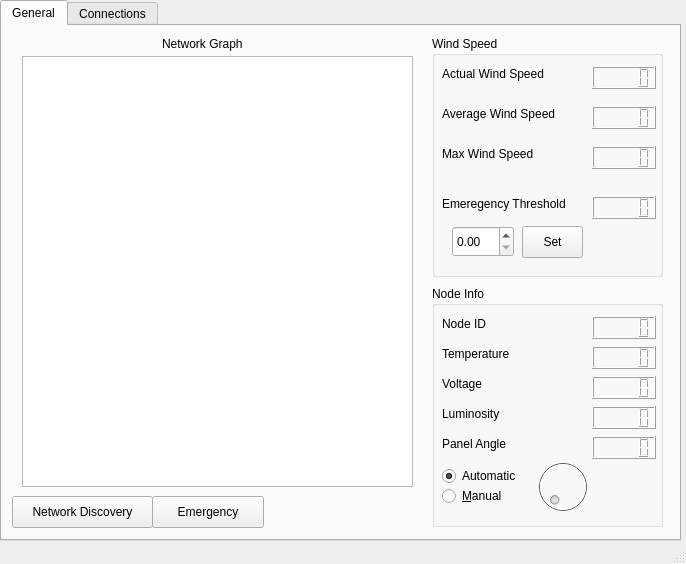
karthick1987/SolarPro, file solar_Pro/GUI/Solar__Pro_GUI/mainwindow.ui: the form before one commit.
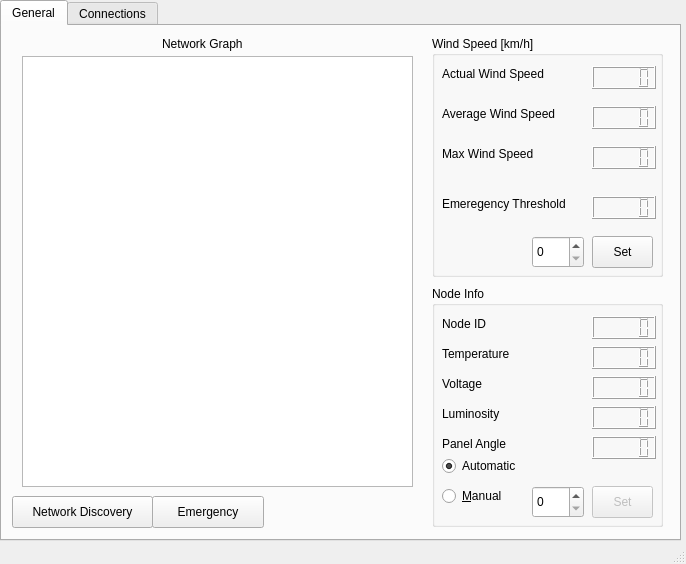
The form after the commit. The open tabs and pages were chosen to show the change.

The edit to the form file:
```diff
--- a/solar_Pro/GUI/Solar__Pro_GUI/mainwindow.ui
+++ b/solar_Pro/GUI/Solar__Pro_GUI/mainwindow.ui
@@ -79,7 +79,7 @@
        </rect>
       </property>
       <property name="title">
-       <string>Wind Speed</string>
+       <string>Wind Speed [km/h]</string>
       </property>
       <widget class="QLCDNumber" name="lcdWindSpeed">
        <property name="geometry">
@@ -166,8 +166,8 @@
       <widget class="QPushButton" name="pushButton_SetWindSpeedThreshold">
        <property name="geometry">
         <rect>
-         <x>90</x>
-         <y>190</y>
+         <x>160</x>
+         <y>200</y>
          <width>61</width>
          <height>32</height>
         </rect>
@@ -186,13 +186,13 @@
         </rect>
        </property>
       </widget>
-      <widget class="QDoubleSpinBox" name="doubleSpinBox_WindSpeedThreshold">
+      <widget class="QSpinBox" name="spinBox_WindSpeedThreshold">
        <property name="geometry">
         <rect>
-         <x>20</x>
-         <y>190</y>
-         <width>62</width>
-         <height>31</height>
+         <x>100</x>
+         <y>200</y>
+         <width>52</width>
+         <height>32</height>
         </rect>
        </property>
       </widget>
@@ -274,30 +274,11 @@
         <string>Panel Angle</string>
        </property>
       </widget>
-      <widget class="QDial" name="dial_SetManualAngle">
-       <property name="enabled">
-        <bool>false</bool>
-       </property>
-       <property name="geometry">
-        <rect>
-         <x>100</x>
-         <y>170</y>
-         <width>61</width>
-         <height>61</height>
-        </rect>
-       </property>
-       <property name="maximum">
-        <number>180</number>
-       </property>
-       <property name="singleStep">
-        <number>5</number>
-       </property>
-      </widget>
       <widget class="QRadioButton" name="radioButton_AngleAuto">
        <property name="geometry">
         <rect>
          <x>10</x>
-         <y>180</y>
+         <y>170</y>
          <width>100</width>
          <height>20</height>
         </rect>
@@ -370,6 +351,45 @@
          <width>64</width>
          <height>23</height>
         </rect>
+       </property>
+       <property name="font">
+        <font>
+         <pointsize>9</pointsize>
+         <weight>50</weight>
+         <bold>false</bold>
+        </font>
+       </property>
+      </widget>
+      <widget class="QPushButton" name="pushButton_SetManualAngle">
+       <property name="enabled">
+        <bool>false</bool>
+       </property>
+       <property name="geometry">
+        <rect>
+         <x>160</x>
+         <y>200</y>
+         <width>61</width>
+         <height>32</height>
+        </rect>
+       </property>
+       <property name="text">
+        <string>Set</string>
+       </property>
+      </widget>
+      <widget class="QSpinBox" name="spinBox_ManualAngle">
+       <property name="geometry">
+        <rect>
+         <x>100</x>
+         <y>200</y>
+         <width>52</width>
+         <height>32</height>
+        </rect>
+       </property>
+       <property name="maximum">
+        <number>180</number>
+       </property>
+       <property name="singleStep">
+        <number>10</number>
        </property>
       </widget>
      </widget>
```
Left out of the diff: 61 changed lines with no effect on the pictures.
